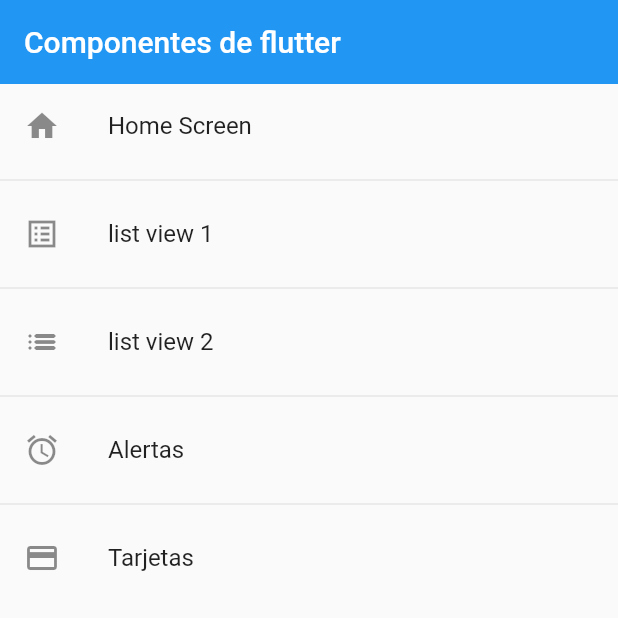
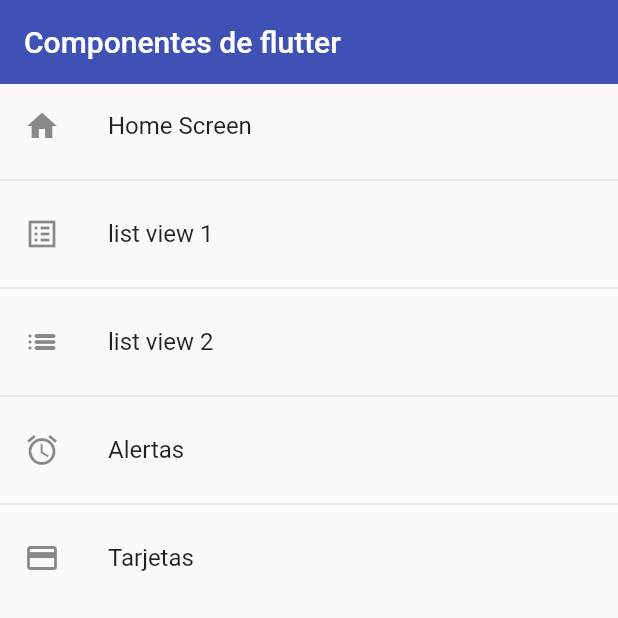
Before and after one commit to edinsonAC/componentes_flutter, a Flutter app: the screen it shows after launch, on a phone screen of 412 x 824 dp, the top half of it. Run offline on Flutter 3.47's test engine with Material 2 defaults, Android fonts, the phone set to English and light mode, and no system bars.

Commit message:
subiendo cambios

```diff
--- a/lib/main.dart
+++ b/lib/main.dart
@@ -1,4 +1,5 @@
 import 'package:components_flutter/router/app_routes.dart';
+import 'package:components_flutter/theme/app_theme.dart';
 import 'package:flutter/material.dart';
 
 void main() => runApp(const MyApp());
@@ -14,6 +15,7 @@ class MyApp extends StatelessWidget {
       initialRoute: AppRoutes.initialRoute,
       routes: AppRoutes.getAppRoutes(),
       onGenerateRoute: AppRoutes.onGenerateRoute,
+      theme: AppTheme.lightTheme,
     );
   }
 }
--- a/lib/screens/home_screen.dart
+++ b/lib/screens/home_screen.dart
@@ -10,7 +10,6 @@ class HomeScreen extends StatelessWidget {
     return Scaffold(
       appBar: AppBar(
         title: const Text('Componentes de flutter'),
-        elevation: 0,
       ),
       body: ListView.separated(
           itemBuilder: (context, i) => ListTile(
--- a/lib/screens/listview2_screen.dart
+++ b/lib/screens/listview2_screen.dart
@@ -15,8 +15,6 @@ class ListView2Screen extends StatelessWidget {
     return Scaffold(
         appBar: AppBar(
           title: const Text('ListView Tipo 2'),
-          elevation: 0,
-          backgroundColor: Colors.indigo,
         ),
         body: ListView.separated(
           itemCount: options.length,
--- /dev/null
+++ b/lib/theme/app_theme.dart
@@ -0,0 +1,23 @@
+import 'package:flutter/material.dart';
+
+class AppTheme {
+  static const Color primary = Colors.indigo;
+  static final ThemeData lightTheme = ThemeData.light().copyWith(
+      primaryColor: primary,
+      appBarTheme: const AppBarTheme(color: primary, elevation: 0),
+      textButtonTheme: TextButtonThemeData(
+        style: TextButton.styleFrom(foregroundColor: primary),
+      ),
+      floatingActionButtonTheme: const FloatingActionButtonThemeData(
+          backgroundColor: primary, elevation: 5),
+      elevatedButtonTheme: ElevatedButtonThemeData(
+          style: ElevatedButton.styleFrom(
+              backgroundColor: primary,
+              shape: const StadiumBorder(),
+              elevation: 0)));
+
+  static final ThemeData darkTheme = ThemeData.light().copyWith(
+      scaffoldBackgroundColor: Colors.black,
+      primaryColor: primary,
+      appBarTheme: const AppBarTheme(color: primary, elevation: 0));
+}
--- /dev/null
+++ b/lib/widgets/widgets.dart
@@ -0,0 +1,2 @@
+export 'package:components_flutter/widgets/custom_card.dart';
+export 'package:components_flutter/widgets/custom_card2.dart';
--- a/pubspec.yaml
+++ b/pubspec.yaml
@@ -59,8 +59,8 @@ flutter:
   uses-material-design: true
 
   # To add assets to your application, add an assets section, like this:
-  # assets:
-  #   - images/a_dot_burr.jpeg
+  assets:
+     - assets/images/
   #   - images/a_dot_ham.jpeg
 
   # An image asset can refer to one or more resolution-specific "variants", see
```
Also changed, not shown: lib/screens/alert_screen.dart (+45 -2 lines), lib/screens/card_screen.dart (+19 -5 lines), lib/widgets/custom_card.dart (added, +43 -0 lines), lib/widgets/custom_card2.dart (added, +39 -0 lines), assets/images/jar-loading.gif (added), pubspec.lock.
